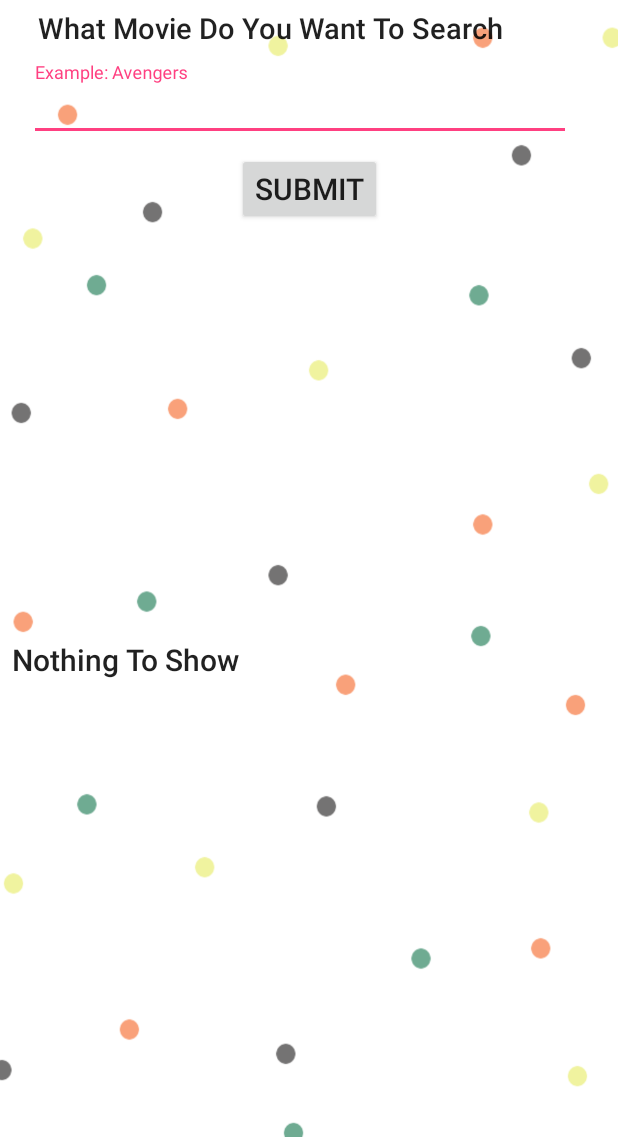
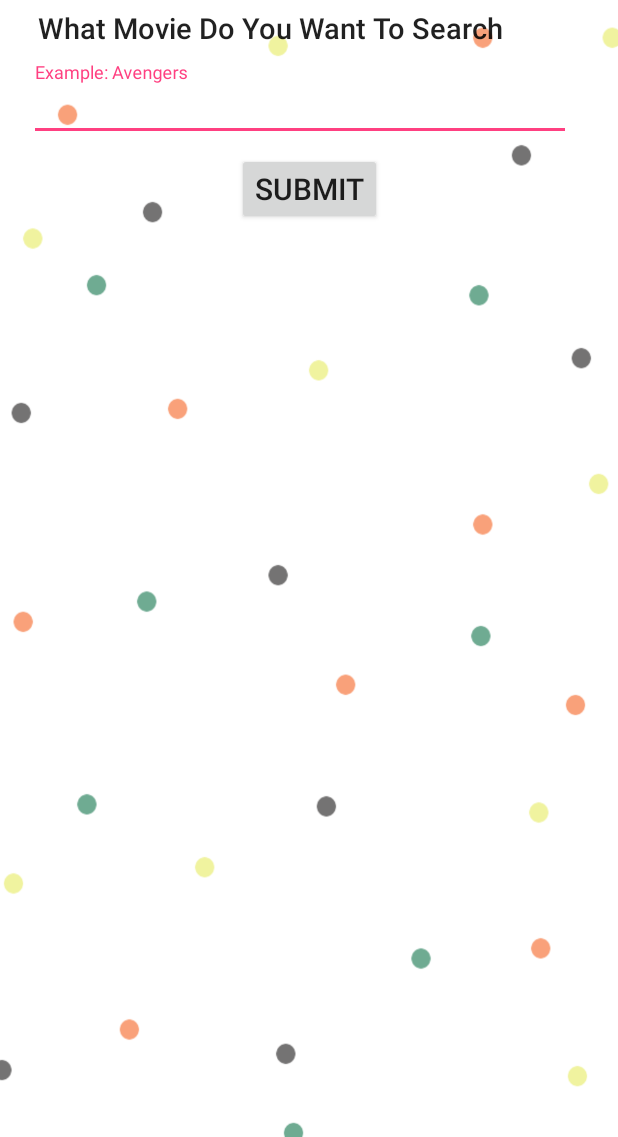
Before and after one commit to flanzyflan/SongCultureApp, an Android app: the screen it shows after launch (MainActivity), after a tap on "SUBMIT", on a phone screen of 412 x 824 dp, the part 99-1236 px from its top. Run offline under Robolectric (Android 15) with nearby library versions, the phone set to English and light mode, and no system bars; our stand-ins replace Volley; network calls fail.

Commit message:
Working on the button

```diff
--- a/app/src/main/java/com/flan/songapp/MainActivity.java
+++ b/app/src/main/java/com/flan/songapp/MainActivity.java
@@ -90,12 +90,12 @@ public class MainActivity extends AppCompatActivity {
     }
     public static String getDetails(final String json) {
         if (json == null) {
-            return "Nothing To Show";
+            return "";
         }
         JsonParser parser = new JsonParser();
         JsonObject result = parser.parse(json).getAsJsonObject();
         if (result == null) {
-            return "Nothing To Show";
+            return "";
         }
         int totalResults = result.get("total_results").getAsInt();
         if (totalResults == 0) {
```
